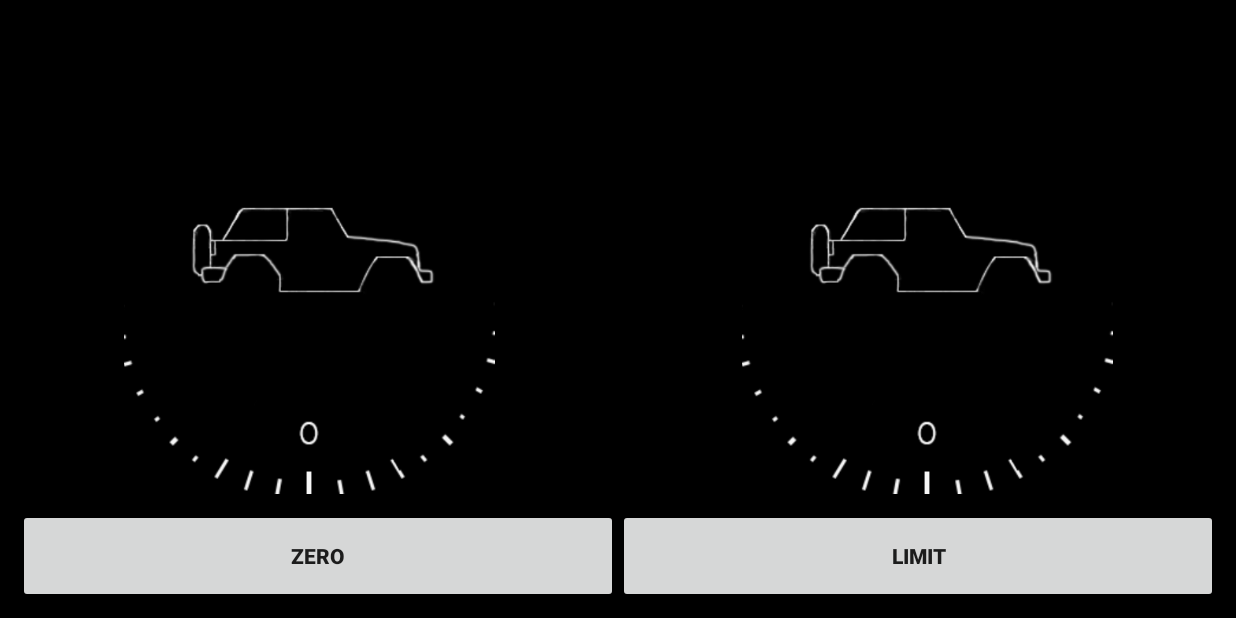
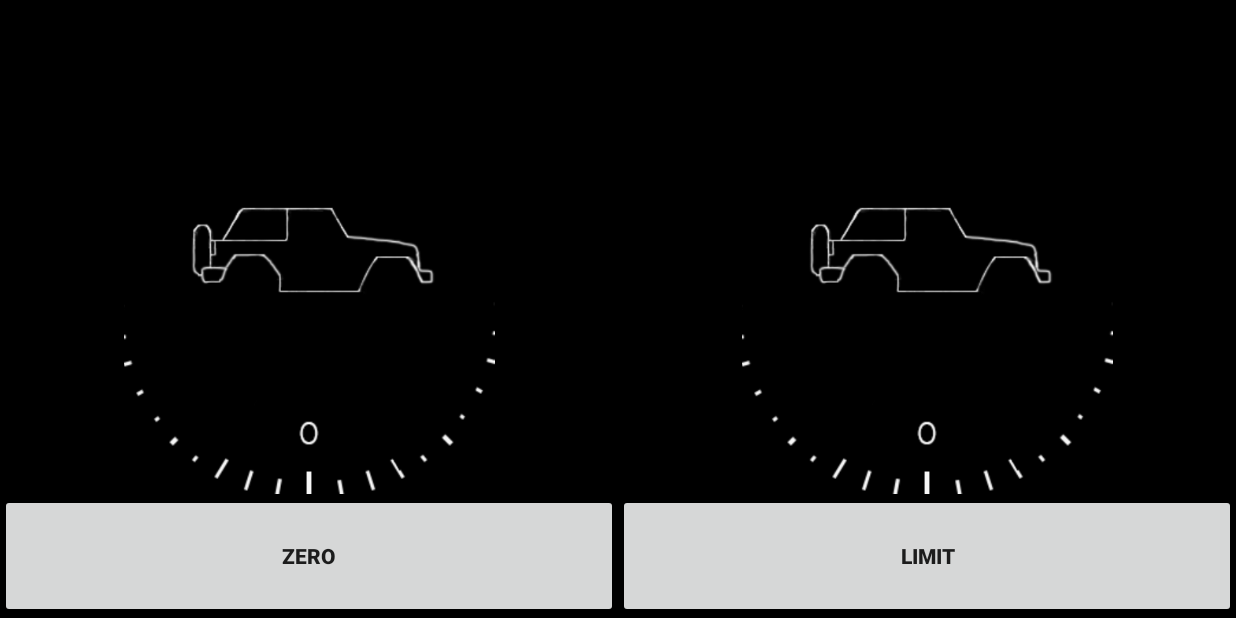
Before and after one commit to jmtrafny/OffRoadCompanion, an Android app: the OrientationActivity screen opened directly, with no data from a screen before it, on a phone screen of 824 x 412 dp (held sideways). Run offline under Robolectric (Android 15) with nearby library versions, the phone set to English and light mode, and no system bars; Roboto replaces fonts that are not available here.

Commit message:
Last Update for the night, fixed some padding issues

```diff
--- a/app/src/main/res/layout-land/activity_orientation.xml
+++ b/app/src/main/res/layout-land/activity_orientation.xml
@@ -19,18 +19,20 @@
             android:layout_width="0dp"
             android:layout_height="match_parent"
             android:layout_weight="1"
+            android:gravity="center"
             android:textColor="#FFFFFF"
             android:textSize="50sp"
-            android:textStyle="bold"/>
+            android:textStyle="bold" />
 
         <TextView
             android:id="@+id/orientationReadoutPitch"
             android:layout_width="0dp"
             android:layout_height="match_parent"
             android:layout_weight="1"
+            android:gravity="center"
             android:textColor="#FFFFFF"
             android:textSize="50sp"
-            android:textStyle="bold"/>
+            android:textStyle="bold" />
 
     </LinearLayout>
 
@@ -82,21 +84,20 @@
 
     <LinearLayout
         android:orientation="horizontal"
-        style="?android:attr/buttonBarButtonStyle"
         android:layout_width="match_parent"
         android:layout_height="0dp"
         android:layout_weight="1"
         android:weightSum="2">
 
         <Button
-            android:text="Zero"
-            android:textStyle="bold"
+            android:id="@+id/ZeroButton"
             android:layout_width="0dp"
             android:layout_height="match_parent"
             android:layout_weight="1"
+            android:onClick="zeroButtonClicked"
             android:padding="20dp"
-            android:id="@+id/ZeroButton"
-            android:onClick="zeroButtonClicked"/>
+            android:text="Zero"
+            android:textStyle="bold" />
 
         <Button
             android:text="Limit"
--- a/app/src/main/res/layout/activity_orientation.xml
+++ b/app/src/main/res/layout/activity_orientation.xml
@@ -4,68 +4,108 @@
     android:layout_width="match_parent"
     android:layout_height="match_parent"
     android:orientation="vertical"
-    android:weightSum="10"
+    android:weightSum="5"
     android:background="#000000">
 
     <LinearLayout
         android:layout_width="match_parent"
-        android:layout_height="wrap_content"
+        android:layout_height="0dp"
+        android:layout_weight="1"
         android:orientation="horizontal"
-        android:weightSum="10">
+        android:weightSum="2">
 
         <TextView
             android:id="@+id/orientationReadoutRoll"
-            android:layout_width="match_parent"
+            android:layout_width="0dp"
             android:layout_height="match_parent"
-            android:layout_weight="5"
+            android:layout_weight="1"
+            android:gravity="center"
             android:textColor="#FFFFFF"
-            android:textSize="50sp" />
+            android:textSize="50sp"
+            android:textStyle="bold" />
 
         <TextView
             android:id="@+id/orientationReadoutPitch"
-            android:layout_width="match_parent"
+            android:layout_width="0dp"
             android:layout_height="match_parent"
-            android:layout_weight="5"
+            android:layout_weight="1"
+            android:gravity="center"
             android:textColor="#FFFFFF"
-            android:textSize="50sp" />
+            android:textSize="50sp"
+            android:textStyle="bold" />
 
     </LinearLayout>
 
     <LinearLayout
         android:layout_width="match_parent"
-        android:layout_height="214dp"
+        android:layout_height="0dp"
         android:orientation="horizontal"
-        android:layout_weight="10.68">
+        android:layout_weight="3"
+        android:weightSum="2">
 
-        <ImageView
-            android:layout_width="match_parent"
-            android:layout_height="match_parent"
-            android:src="@drawable/circle1"
-            android:id="@+id/imageViewCircle1"
-            />
+        <FrameLayout
+            android:layout_width="0dp"
+            android:layout_height="fill_parent"
+            android:layout_weight="1">
+
+            <ImageView
+                android:id="@+id/dial"
+                android:layout_width="fill_parent"
+                android:layout_height="fill_parent"
+                android:src="@drawable/dial" />
+
+            <ImageView
+                android:id="@+id/imageViewCircle1"
+                android:layout_width="fill_parent"
+                android:layout_height="fill_parent"
+                android:src="@drawable/pitch_indicator" />
+        </FrameLayout>
+
+        <FrameLayout
+            android:layout_width="0dp"
+            android:layout_height="fill_parent"
+            android:layout_weight="1">
+
+            <ImageView
+                android:id="@+id/dial2"
+                android:layout_width="fill_parent"
+                android:layout_height="fill_parent"
+                android:src="@drawable/dial" />
+
+            <ImageView
+                android:id="@+id/imageViewCircle2"
+                android:layout_width="fill_parent"
+                android:layout_height="fill_parent"
+                android:src="@drawable/pitch_indicator" />
+
+        </FrameLayout>
 
     </LinearLayout>
 
     <LinearLayout
         android:orientation="horizontal"
         android:layout_width="match_parent"
-        android:layout_height="wrap_content"
+        android:layout_height="0dp"
+        android:layout_weight="1"
         android:weightSum="2">
 
         <Button
+            android:id="@+id/ZeroButton"
+            android:layout_width="0dp"
+            android:layout_height="match_parent"
+            android:layout_weight="1"
+            android:onClick="zeroButtonClicked"
+            android:padding="20dp"
             android:text="Zero"
-            android:layout_width="wrap_content"
+            android:textStyle="bold" />
+
+        <Button
+            android:text="Limit"
+            android:textStyle="bold"
+            android:layout_width="0dp"
             android:layout_height="match_parent"
             android:layout_weight="1"
             android:padding="20dp"
-            android:id="@+id/ZeroButton"
-            android:onClick="zeroButtonClicked"/>
-
-        <Button
-            android:text="Limit"
-            android:layout_width="wrap_content"
-            android:layout_height="match_parent"
-            android:layout_weight="1"
             android:id="@+id/orientationButtonLimit"
             android:onClick="limitOrientationClicked"
             />
```
